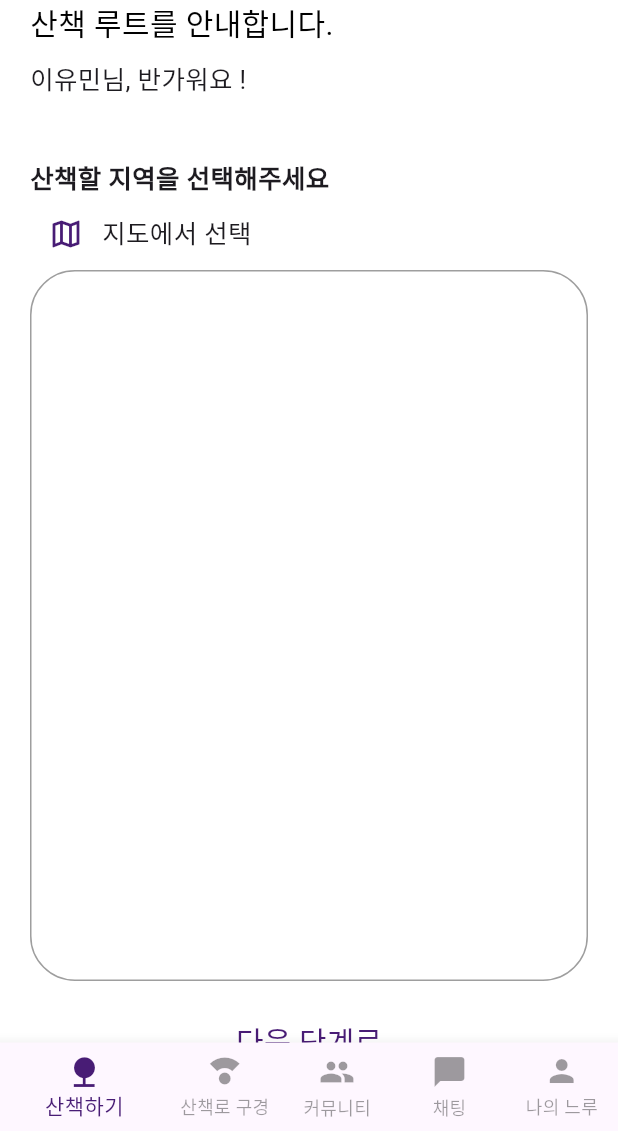
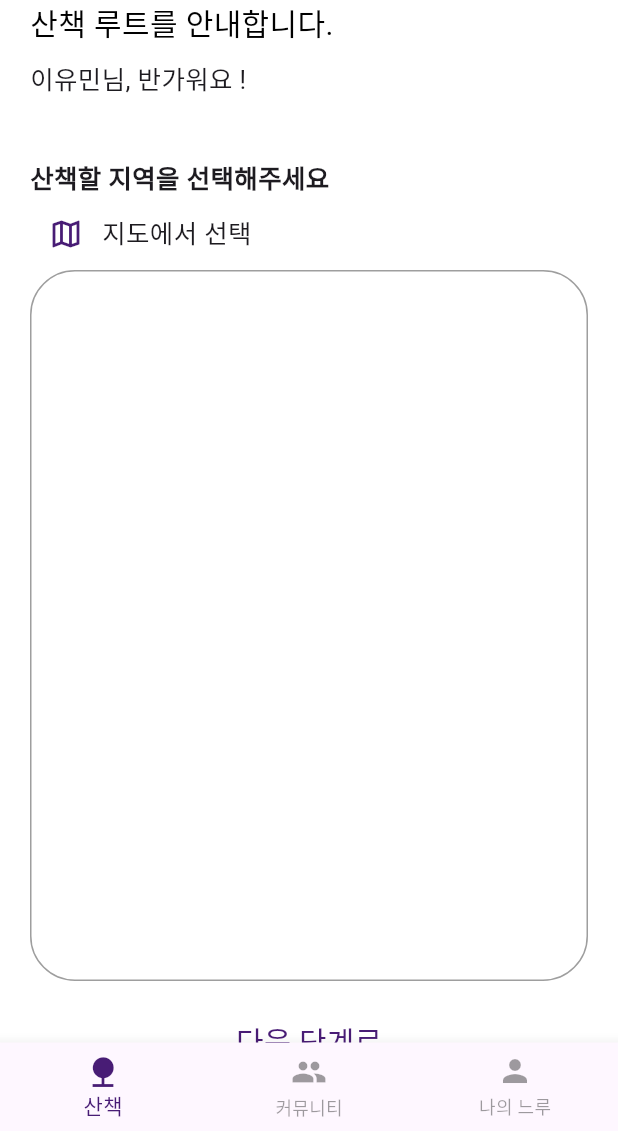
Before and after one commit to MALO-voice-kiosk-service/frontend, a Flutter app: the MainPage screen opened directly, on a phone screen of 412 x 824 dp, the part 105-1236 px from its top. Run offline on Flutter 3.47's test engine with Material 3 defaults, Android fonts, the phone set to English and light mode, and no system bars; our stand-ins replace flutter_feather_icons, get, image_picker.

Commit message:
s_all_deleteFolder

```diff
--- a/lib/screens/main.dart
+++ b/lib/screens/main.dart
@@ -33,7 +33,7 @@ class MainPageState extends State<MainPage> {
   int _selectedIndex = 0;
   static const TextStyle optionStyle =
   TextStyle(fontSize: 30, fontWeight: FontWeight.bold);
-  final List<Widget> _pages = [TrailMainPage(), TrailViewPage(), CommViewPage(), ChatMainPage(), ProfileMainPage()];
+  final List<Widget> _pages = [TrailMainPage(), CommViewPage(), ProfileMainPage()];
 
   void _onItemTapped(int index) {
     setState(() {
@@ -52,19 +52,11 @@ class MainPageState extends State<MainPage> {
         items: const <BottomNavigationBarItem>[
           BottomNavigationBarItem(
             icon: Icon(Icons.nature),
-            label: '산책하기',
-          ),
-          BottomNavigationBarItem(
-            icon: Icon(Icons.compass_calibration),
-            label: '산책로 구경',
+            label: '산책',
           ),
           BottomNavigationBarItem(
             icon: Icon(Icons.people),
             label: '커뮤니티',
-          ),
-          BottomNavigationBarItem(
-            icon: Icon(Icons.chat_bubble),
-            label: '채팅',
           ),
           BottomNavigationBarItem(
             icon: Icon(Icons.person),
```
Also changed, not shown: lib/screens/chat/chat_view.dart (deleted, +0 -103 lines), lib/screens/chat/chat_room.dart (deleted).
